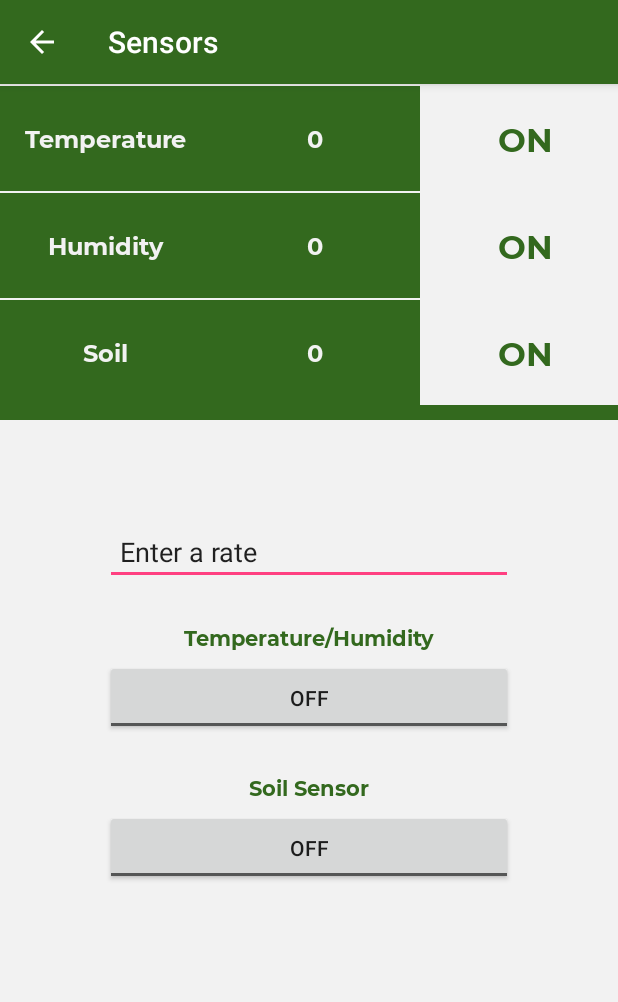
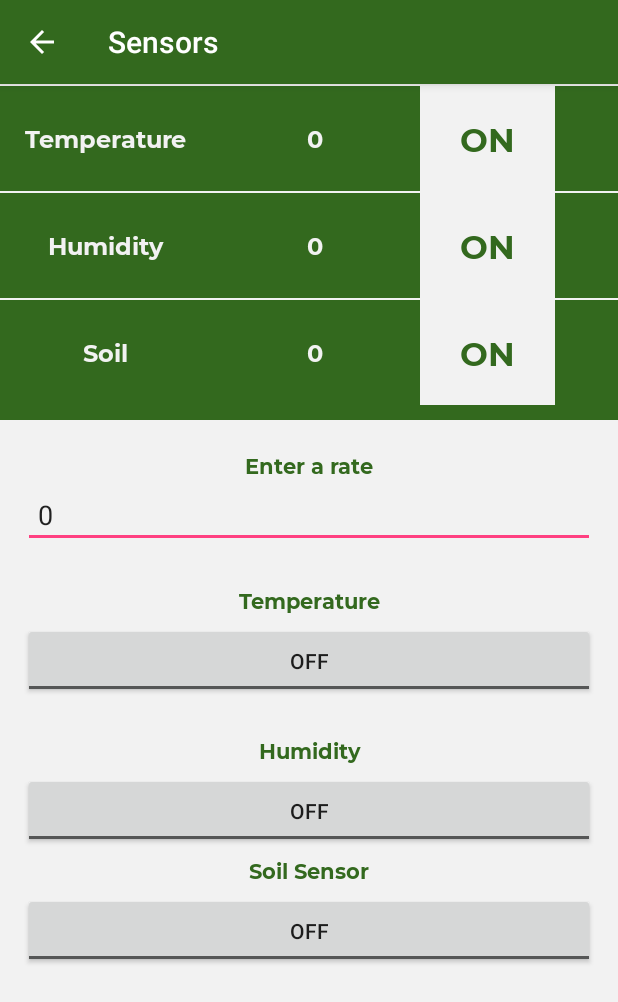
Before and after one commit to CodingPeaches90/smartplant, an Android app: the SensorActivity screen opened directly, with no data from a screen before it, on a phone screen of 412 x 824 dp. Shown: the top 1002 px of the screen. Run offline under Robolectric (Android 15) with nearby library versions, the phone set to English and light mode, and no system bars.

Commit message:
Init our Sensor Activity

```diff
--- a/app/src/main/java/com/x15515673/smartplant/MainActivity.java
+++ b/app/src/main/java/com/x15515673/smartplant/MainActivity.java
@@ -36,14 +36,6 @@ public class MainActivity extends AppCompatActivity
                 (actionbar.DISPLAY_SHOW_CUSTOM);
         getSupportActionBar().setCustomView(R.layout.action_bar_custom);
 
-
-
-        // On Create show a welcome message
-        CookieBar.build(MainActivity.this)
-                .setTitle("Welcome Back")
-                .setAnimationIn(android.R.anim.slide_in_left, android.R.anim.slide_in_left)
-                .setAnimationOut(android.R.anim.slide_out_right, android.R.anim.slide_out_right)
-                .show();
 
         pump_card = findViewById(R.id.water_pump_card);
         sensors_card = findViewById(R.id.sensors_card);
--- a/app/src/main/java/com/x15515673/smartplant/SensorActivity.java
+++ b/app/src/main/java/com/x15515673/smartplant/SensorActivity.java
@@ -2,13 +2,50 @@ package com.x15515673.smartplant;
 
 import android.support.v7.app.AppCompatActivity;
 import android.os.Bundle;
+import android.widget.EditText;
+import android.widget.TextView;
+import android.widget.ToggleButton;
 
 public class SensorActivity extends AppCompatActivity {
+
+    // Variables
+    // Toggles
+    private ToggleButton temperatureToggle;
+    private ToggleButton humidityToggle;
+    private ToggleButton soilToggle;
+
+    // Sensor information textviews
+    private TextView temperatureValue;
+    private TextView humidityValue;
+    private TextView soilValue;
+
+    private TextView temperatureState;
+    private TextView humidityState;
+    private TextView soilState;
+
+    // Limiting rate
+    private EditText rateLimit;
 
     @Override
     protected void onCreate(Bundle savedInstanceState) {
         super.onCreate(savedInstanceState);
         setTitle("Sensors");
         setContentView(R.layout.activity_sensor);
+
+        // Set our text views for our values
+        temperatureValue = findViewById(R.id.temperatureValues);
+        humidityValue = findViewById(R.id.humidityValues);
+        soilValue = findViewById(R.id.soilValues);
+
+        // Set our state
+        temperatureState = findViewById(R.id.temperatureStateVal);
+        humidityState = findViewById(R.id.humidityStateVal);
+        soilState = findViewById(R.id.soilStateVal);
+
+        // Set our toggles
+        temperatureToggle = findViewById(R.id.temperatureToggle);
+        humidityToggle = findViewById(R.id.humidityToggle);
+        soilToggle = findViewById(R.id.soilToggle);
+
     }
 }
--- a/app/src/main/res/layout/activity_sensor.xml
+++ b/app/src/main/res/layout/activity_sensor.xml
@@ -37,6 +37,7 @@
                     android:text="Temperature"
                     />
                 <TextView
+                    android:id="@+id/temperatureValues"
                     android:layout_width="140dp"
                     android:layout_height="match_parent"
                     android:gravity="center"
@@ -45,7 +46,8 @@
                     android:textColor="@color/offwhite"
                     android:text="0"/>
                 <TextView
-                    android:layout_width="140dp"
+                    android:id="@+id/temperatureStateVal"
+                    android:layout_width="90dp"
                     android:layout_height="match_parent"
                     android:fontFamily="@font/montserrat_bold"
                     android:gravity="center"
@@ -76,6 +78,7 @@
                     android:textColor="@color/offwhite"
                     android:text="Humidity"/>
                 <TextView
+                    android:id="@+id/humidityValues"
                     android:layout_width="140dp"
                     android:layout_height="match_parent"
                     android:gravity="center"
@@ -84,7 +87,8 @@
                     android:textColor="@color/offwhite"
                     android:text="0"/>
                 <TextView
-                    android:layout_width="140dp"
+                    android:layout_width="90dp"
+                    android:id="@+id/humidityStateVal"
                     android:layout_height="match_parent"
                     android:fontFamily="@font/montserrat_bold"
                     android:gravity="center"
@@ -115,6 +119,7 @@
                     android:textColor="@color/offwhite"
                     android:text="Soil"/>
                 <TextView
+                    android:id="@+id/soilValues"
                     android:layout_width="140dp"
                     android:layout_height="match_parent"
                     android:gravity="center"
@@ -123,7 +128,8 @@
                     android:textColor="@color/offwhite"
                     android:text="0"/>
                 <TextView
-                    android:layout_width="140dp"
+                    android:id="@+id/soilStateVal"
+                    android:layout_width="90dp"
                     android:layout_gravity="center"
                     android:background="@color/offwhite"
                     android:gravity="center"
@@ -145,27 +151,47 @@
                 android:layout_height="match_parent"
                 android:background="@color/offwhite"
                 android:orientation="vertical"
-                android:padding="70dp">
+                android:padding="15dp">
+                <TextView
+                    android:layout_width="match_parent"
+                    android:layout_height="30dp"
+                    android:textColor="@color/darker_coloured_green"
+                    android:fontFamily="@font/montserrat_bold"
+                    android:gravity="center"
+                    android:text="Enter a rate"/>
 
                 <EditText
+                    android:id="@+id/rateLimit"
                     android:layout_width="match_parent"
                     android:layout_height="40dp"
                     android:padding="10dp"
-                    android:text="Enter a rate"
+                    android:text="0"
                     android:layout_marginBottom="20dp"/>
 
                 <TextView
                     android:layout_width="match_parent"
-
                     android:layout_height="30dp"
                     android:textColor="@color/darker_coloured_green"
                     android:fontFamily="@font/montserrat_bold"
                     android:gravity="center"
-                    android:text="Temperature/Humidity"/>
+                    android:text="Temperature"/>
                 <ToggleButton
+                    android:id="@+id/temperatureToggle"
                     android:layout_width="match_parent"
                     android:layout_height="50dp"
                     android:layout_marginBottom="20dp"/>
+                <TextView
+                    android:layout_width="match_parent"
+                    android:layout_height="30dp"
+                    android:textColor="@color/darker_coloured_green"
+                    android:fontFamily="@font/montserrat_bold"
+                    android:gravity="center"
+                    android:text="Humidity"/>
+                <ToggleButton
+                    android:id="@+id/humidityToggle"
+                    android:layout_width="match_parent"
+                    android:layout_height="50dp"
+                    />
 
                 <TextView
                     android:layout_width="match_parent"
@@ -175,6 +201,7 @@
                     android:gravity="center"
                     android:text="Soil Sensor"/>
                 <ToggleButton
+                    android:id="@+id/soilToggle"
                     android:layout_width="match_parent"
                     android:layout_height="50dp"
                     />
```
